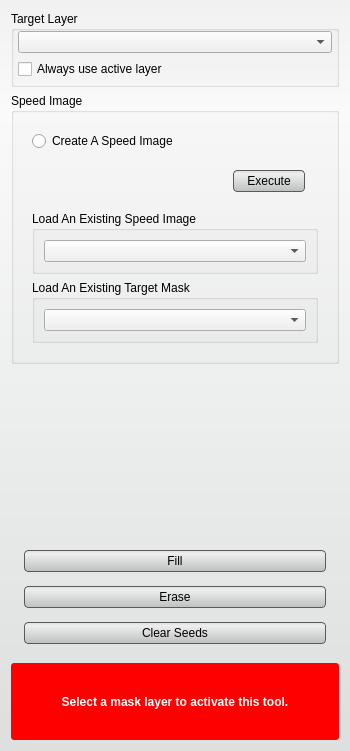
Old version of the form src/Interface/ToolInterface/SpeedlineToolInterface.ui in the repository SCIInstitute/Seg3D.
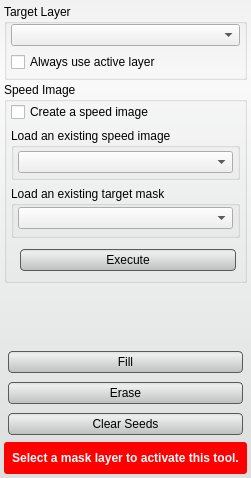
New version of the form. Custom widgets are drawn as their Qt base class.

Commit message: ui fixes for some tools, mac compilation issue fix

The edit to the form file:
```diff
--- a/src/Interface/ToolInterface/SpeedlineToolInterface.ui
+++ b/src/Interface/ToolInterface/SpeedlineToolInterface.ui
@@ -6,8 +6,8 @@
    <rect>
     <x>0</x>
     <y>0</y>
-    <width>350</width>
-    <height>751</height>
+    <width>251</width>
+    <height>478</height>
    </rect>
   </property>
   <property name="sizePolicy">
@@ -16,18 +16,6 @@
     <verstretch>0</verstretch>
    </sizepolicy>
   </property>
-  <property name="minimumSize">
-   <size>
-    <width>280</width>
-    <height>158</height>
-   </size>
-  </property>
-  <property name="maximumSize">
-   <size>
-    <width>16777215</width>
-    <height>16777215</height>
-   </size>
-  </property>
   <property name="windowTitle">
    <string>Speedline Tool</string>
   </property>
@@ -59,6 +47,12 @@
 }</string>
   </property>
   <layout class="QVBoxLayout" name="verticalLayout_7">
+   <property name="spacing">
+    <number>2</number>
+   </property>
+   <property name="margin">
+    <number>4</number>
+   </property>
    <item>
     <widget class="QGroupBox" name="target_groupbox_">
      <property name="minimumSize">
@@ -135,151 +129,190 @@
      <property name="minimumSize">
       <size>
        <width>0</width>
-       <height>151</height>
+       <height>189</height>
       </size>
      </property>
      <property name="title">
       <string>Speed Image</string>
      </property>
      <layout class="QVBoxLayout" name="verticalLayout_6">
+      <property name="spacing">
+       <number>6</number>
+      </property>
+      <property name="leftMargin">
+       <number>4</number>
+      </property>
+      <property name="topMargin">
+       <number>0</number>
+      </property>
+      <property name="rightMargin">
+       <number>4</number>
+      </property>
+      <property name="bottomMargin">
+       <number>4</number>
+      </property>
       <item>
-       <widget class="QWidget" name="widget_5" native="true">
+       <widget class="QWidget" name="widget_3" native="true">
         <property name="minimumSize">
          <size>
           <width>0</width>
-          <height>40</height>
+          <height>20</height>
          </size>
         </property>
+        <layout class="QHBoxLayout" name="horizontalLayout_3">
+         <property name="spacing">
+          <number>0</number>
+         </property>
+         <property name="margin">
+          <number>0</number>
+         </property>
+         <item>
+          <widget class="QCheckBox" name="rb_another_group_">
+           <property name="text">
+            <string>Create a speed image</string>
+           </property>
+          </widget>
+         </item>
+        </layout>
+       </widget>
+      </item>
+      <item>
+       <widget class="QGroupBox" name="connected_to_gradient_groupbox_">
+        <property name="minimumSize">
+         <size>
+          <width>0</width>
+          <height>52</height>
+         </size>
+        </property>
         <property name="maximumSize">
          <size>
           <width>16777215</width>
-          <height>16777215</height>
+          <height>52</height>
          </size>
         </property>
-        <layout class="QVBoxLayout" name="verticalLayout_5">
+        <property name="title">
+         <string>Load an existing speed image</string>
+        </property>
+        <property name="alignment">
+         <set>Qt::AlignLeading|Qt::AlignLeft|Qt::AlignTop</set>
+        </property>
+        <layout class="QVBoxLayout" name="verticalLayout_2">
+         <property name="leftMargin">
+          <number>4</number>
+         </property>
+         <property name="topMargin">
+          <number>0</number>
+         </property>
+         <property name="rightMargin">
+          <number>4</number>
+         </property>
+         <property name="bottomMargin">
+          <number>0</number>
+         </property>
          <item>
-          <widget class="QRadioButton" name="rb_another_group_">
-           <property name="minimumSize">
-            <size>
-             <width>0</width>
-             <height>20</height>
-            </size>
+          <widget class="QtUtils::QtDropableComboBox" name="gradient_layer_">
+           <property name="sizePolicy">
+            <sizepolicy hsizetype="Ignored" vsizetype="Fixed">
+             <horstretch>0</horstretch>
+             <verstretch>0</verstretch>
+            </sizepolicy>
            </property>
-           <property name="text">
-            <string>Create A Speed Image</string>
-           </property>
           </widget>
          </item>
+        </layout>
+       </widget>
+      </item>
+      <item>
+       <widget class="QGroupBox" name="connected_to_mask_groupbox_">
+        <property name="minimumSize">
+         <size>
+          <width>0</width>
+          <height>52</height>
+         </size>
+        </property>
+        <property name="maximumSize">
+         <size>
+          <width>16777215</width>
+          <height>52</height>
+         </size>
+        </property>
+        <property name="title">
+         <string>Load an existing target mask</string>
+        </property>
+        <property name="alignment">
+         <set>Qt::AlignLeading|Qt::AlignLeft|Qt::AlignTop</set>
+        </property>
+        <layout class="QVBoxLayout" name="verticalLayout_3">
+         <property name="spacing">
+          <number>0</number>
+         </property>
+         <property name="leftMargin">
+          <number>4</number>
+         </property>
+         <property name="topMargin">
+          <number>0</number>
+         </property>
+         <property name="rightMargin">
+          <number>4</number>
+         </property>
+         <property name="bottomMargin">
+          <number>4</number>
+         </property>
          <item>
-          <widget class="QWidget" name="replaceRunWidget" native="true">
-           <property name="minimumSize">
-            <size>
-             <width>0</width>
-             <height>48</height>
-            </size>
+          <widget class="QtUtils::QtDropableComboBox" name="target_mask_">
+           <property name="sizePolicy">
+            <sizepolicy hsizetype="Ignored" vsizetype="Fixed">
+             <horstretch>0</horstretch>
+             <verstretch>0</verstretch>
+            </sizepolicy>
            </property>
-           <property name="maximumSize">
-            <size>
-             <width>16777215</width>
-             <height>16777215</height>
-            </size>
-           </property>
-           <layout class="QHBoxLayout" name="horizontalLayout_2">
-            <item>
-             <spacer name="horizontalSpacer_2">
-              <property name="orientation">
-               <enum>Qt::Horizontal</enum>
-              </property>
-              <property name="sizeHint" stdset="0">
-               <size>
-                <width>137</width>
-                <height>13</height>
-               </size>
-              </property>
-             </spacer>
-            </item>
-            <item>
-             <widget class="QPushButton" name="run_gradient_button_">
-              <property name="minimumSize">
-               <size>
-                <width>80</width>
-                <height>30</height>
-               </size>
-              </property>
-              <property name="text">
-               <string>Execute</string>
-              </property>
-             </widget>
-            </item>
-           </layout>
           </widget>
          </item>
+        </layout>
+       </widget>
+      </item>
+      <item>
+       <widget class="QWidget" name="replaceRunWidget" native="true">
+        <property name="minimumSize">
+         <size>
+          <width>0</width>
+          <height>32</height>
+         </size>
+        </property>
+        <property name="maximumSize">
+         <size>
+          <width>16777215</width>
+          <height>32</height>
+         </size>
+        </property>
+        <layout class="QHBoxLayout" name="horizontalLayout_2">
+         <property name="spacing">
+          <number>0</number>
+         </property>
+         <property name="margin">
+          <number>0</number>
+         </property>
          <item>
-          <widget class="QGroupBox" name="connected_to_gradient_groupbox_">
-           <property name="minimumSize">
-            <size>
-             <width>0</width>
-             <height>52</height>
-            </size>
+          <spacer name="horizontalSpacer_2">
+           <property name="orientation">
+            <enum>Qt::Horizontal</enum>
            </property>
-           <property name="maximumSize">
-            <size>
-             <width>16777215</width>
-             <height>16777215</height>
-            </size>
+           <property name="sizeType">
+            <enum>QSizePolicy::Preferred</enum>
            </property>
-           <property name="title">
-            <string>Load An Existing Speed Image</string>
-           </property>
-           <property name="alignment">
-            <set>Qt::AlignLeading|Qt::AlignLeft|Qt::AlignTop</set>
-           </property>
-           <layout class="QVBoxLayout" name="verticalLayout_2">
-            <item>
-             <widget class="QtUtils::QtDropableComboBox" name="gradient_layer_">
-              <property name="sizePolicy">
-               <sizepolicy hsizetype="Ignored" vsizetype="Fixed">
-                <horstretch>0</horstretch>
-                <verstretch>0</verstretch>
-               </sizepolicy>
-              </property>
-             </widget>
-            </item>
-           </layout>
-          </widget>
+          </spacer>
          </item>
          <item>
-          <widget class="QGroupBox" name="connected_to_mask_groupbox_">
+          <widget class="QPushButton" name="run_gradient_button_">
            <property name="minimumSize">
             <size>
-             <width>0</width>
-             <height>52</height>
+             <width>80</width>
+             <height>30</height>
             </size>
            </property>
-           <property name="maximumSize">
-            <size>
-             <width>16777215</width>
-             <height>16777215</height>
-            </size>
+           <property name="text">
+            <string>Execute</string>
            </property>
-           <property name="title">
-            <string>Load An Existing Target Mask</string>
-           </property>
-           <property name="alignment">
-            <set>Qt::AlignLeading|Qt::AlignLeft|Qt::AlignTop</set>
-           </property>
-           <layout class="QVBoxLayout" name="verticalLayout_3">
-            <item>
-             <widget class="QtUtils::QtDropableComboBox" name="target_mask_">
-              <property name="sizePolicy">
-               <sizepolicy hsizetype="Ignored" vsizetype="Fixed">
-                <horstretch>0</horstretch>
-                <verstretch>0</verstretch>
-               </sizepolicy>
-              </property>
-             </widget>
-            </item>
-           </layout>
           </widget>
          </item>
         </layout>
@@ -296,7 +329,25 @@
    </item>
    <item>
     <widget class="QWidget" name="widget" native="true">
+     <property name="minimumSize">
+      <size>
+       <width>0</width>
+       <height>94</height>
+      </size>
+     </property>
+     <property name="maximumSize">
+      <size>
+       <width>16777215</width>
+       <height>94</height>
+      </size>
+     </property>
      <layout class="QVBoxLayout" name="verticalLayout">
+      <property name="spacing">
+       <number>0</number>
+      </property>
+      <property name="margin">
+       <number>0</number>
+      </property>
       <item>
        <widget class="QPushButton" name="fill_button_">
         <property name="minimumSize">
@@ -389,18 +440,18 @@
    <extends>QComboBox</extends>
    <header location="global">QtUtils/Widgets/QtDropableComboBox.h</header>
   </customwidget>
-  <customwidget>
-   <class>QtUtils::QtLogSliderIntCombo</class>
-   <extends>QWidget</extends>
-   <header location="global">QtUtils/Widgets/QtLogSliderIntCombo.h</header>
-   <container>1</container>
-  </customwidget>
   <customwidget>
    <class>QtUtils::QtSliderDoubleCombo</class>
    <extends>QWidget</extends>
    <header location="global">QtUtils/Widgets/QtSliderDoubleCombo.h</header>
    <container>1</container>
   </customwidget>
+  <customwidget>
+   <class>QtUtils::QtLogSliderIntCombo</class>
+   <extends>QWidget</extends>
+   <header location="global">QtUtils/Widgets/QtLogSliderIntCombo.h</header>
+   <container>1</container>
+  </customwidget>
  </customwidgets>
  <resources/>
  <connections/>
```
The commit also changes 6 other files.
